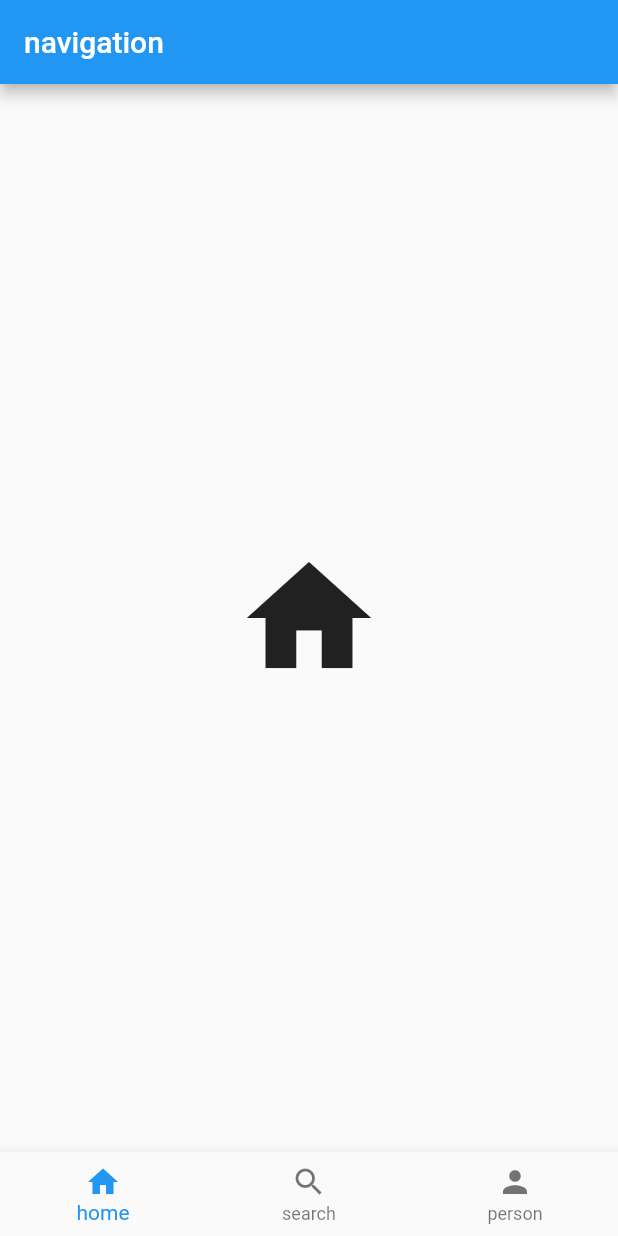
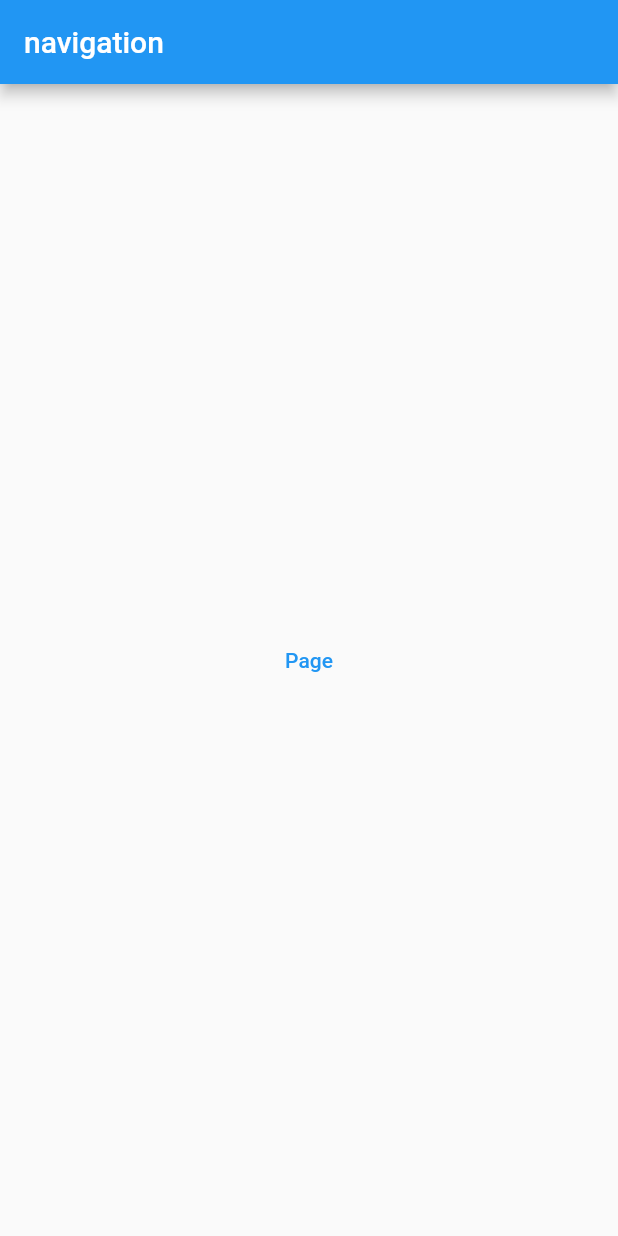
Before and after one commit to JangWoojun/flutter_navigation, a Flutter app: the screen it shows after launch, on a phone screen of 412 x 824 dp. Run offline on Flutter 3.47's test engine with Material 2 defaults, Android fonts, the phone set to English and light mode, and no system bars.

```diff
--- a/lib/main.dart
+++ b/lib/main.dart
@@ -1,7 +1,8 @@
 import 'package:flutter/material.dart';
+import 'package:flutter_navigation/new_page.dart';
 
 void main() {
-  runApp(const MyApp());
+  runApp(const MaterialApp(home: MyApp()));
 }
 
 class MyApp extends StatefulWidget {
@@ -12,47 +13,22 @@ class MyApp extends StatefulWidget {
 }
 
 class _MyAppState extends State<MyApp> {
-  late int index;
-
-  @override
-  void initState() {
-    super.initState();
-    index = 0;
-  }
 
   @override
   Widget build(BuildContext context) {
-    return MaterialApp(
-      home: Scaffold(
-        appBar: AppBar(
-          title: const Text("navigation"),
-        ),
-        body: homeBody(),
-        bottomNavigationBar: BottomNavigationBar(
-          items: [
-            BottomNavigationBarItem(icon: Icon(Icons.home), label: "home"),
-            BottomNavigationBarItem(icon: Icon(Icons.search), label: "search"),
-            BottomNavigationBarItem(icon: Icon(Icons.person), label: "person"),
-          ],
-          currentIndex: index,
-          onTap: (newIndex) => setState(() {
-            index = newIndex;
-          }),
+    return Scaffold(
+      appBar: AppBar(
+        title: const Text("navigation"),
+      ),
+      body: Center(
+        child: TextButton(
+          onPressed: () {
+            Navigator.push(context,
+                MaterialPageRoute(builder: (context) => const NewPage()));
+          },
+          child: const Text("Page"),
         ),
       ),
     );
   }
-
-  Widget homeBody() {
-    switch (index) {
-      case 0:
-        return Center(child: Icon(Icons.home, size: 100,));
-      case 1:
-        return Center(child: Icon(Icons.search, size: 100,));
-      case 2:
-        return Center(child: Icon(Icons.person, size: 100,));
-      default:
-        return Center(child: Icon(Icons.home, size: 100,));
-    }
-  }
 }
```
Also changed, not shown: lib/new_page.dart (added, +60 -0 lines).
